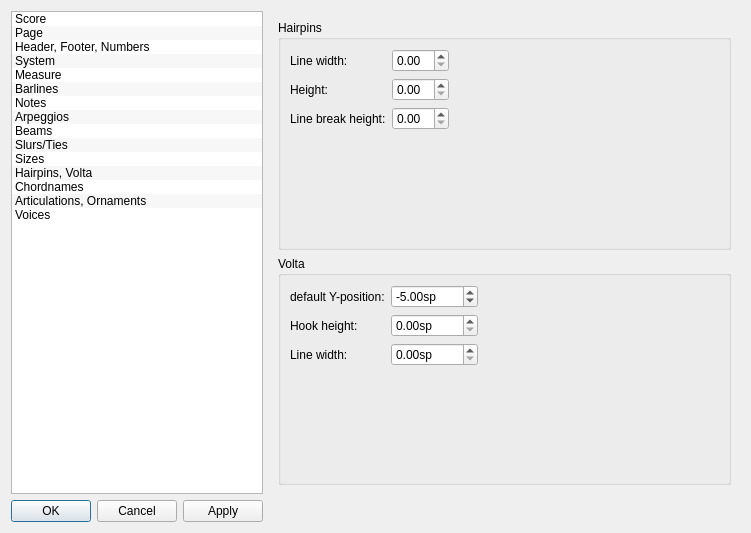
This is mscore/mscore/editstyle.ui in musescore/musescore-old as Qt 5 draws it before an edit. The edited form follows.
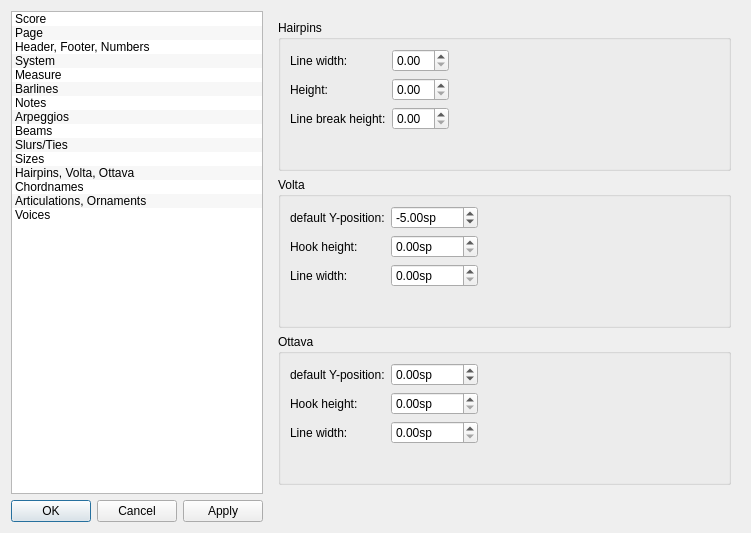
This is the edited form. Icons and pictures are not drawn.

Commit message: ottava style additions better ottava backward compatibility

The edit to the form file:
```diff
--- a/mscore/mscore/editstyle.ui
+++ b/mscore/mscore/editstyle.ui
@@ -94,7 +94,7 @@
      </item>
      <item>
       <property name="text">
-       <string>Hairpins, Volta</string>
+       <string>Hairpins, Volta, Ottava</string>
       </property>
      </item>
      <item>
@@ -2911,6 +2911,95 @@
          </layout>
         </widget>
        </item>
+       <item>
+        <widget class="QGroupBox" name="groupBox_16">
+         <property name="minimumSize">
+          <size>
+           <width>0</width>
+           <height>100</height>
+          </size>
+         </property>
+         <property name="title">
+          <string>Ottava</string>
+         </property>
+         <layout class="QGridLayout" name="gridLayout_12">
+          <item row="2" column="0">
+           <widget class="QLabel" name="label_88">
+            <property name="text">
+             <string>Line width:</string>
+            </property>
+           </widget>
+          </item>
+          <item row="0" column="1">
+           <widget class="QDoubleSpinBox" name="ottavaY">
+            <property name="suffix">
+             <string extracomment="spatium unit">sp</string>
+            </property>
+            <property name="minimum">
+             <double>-1000.000000000000000</double>
+            </property>
+            <property name="maximum">
+             <double>1000.000000000000000</double>
+            </property>
+           </widget>
+          </item>
+          <item row="0" column="2">
+           <spacer name="horizontalSpacer_6">
+            <property name="orientation">
+             <enum>Qt::Horizontal</enum>
+            </property>
+            <property name="sizeHint" stdset="0">
+             <size>
+              <width>40</width>
+              <height>20</height>
+             </size>
+            </property>
+           </spacer>
+          </item>
+          <item row="2" column="1">
+           <widget class="QDoubleSpinBox" name="ottavaLineWidth">
+            <property name="suffix">
+             <string extracomment="spatium unit">sp</string>
+            </property>
+           </widget>
+          </item>
+          <item row="1" column="0">
+           <widget class="QLabel" name="label_87">
+            <property name="text">
+             <string>Hook height:</string>
+            </property>
+           </widget>
+          </item>
+          <item row="1" column="1">
+           <widget class="QDoubleSpinBox" name="ottavaHook">
+            <property name="suffix">
+             <string extracomment="spatium unit">sp</string>
+            </property>
+           </widget>
+          </item>
+          <item row="0" column="0">
+           <widget class="QLabel" name="label_81">
+            <property name="text">
+             <string>default Y-position:</string>
+            </property>
+           </widget>
+          </item>
+          <item row="3" column="0">
+           <spacer name="verticalSpacer_14">
+            <property name="orientation">
+             <enum>Qt::Vertical</enum>
+            </property>
+            <property name="sizeHint" stdset="0">
+             <size>
+              <width>20</width>
+              <height>40</height>
+             </size>
+            </property>
+           </spacer>
+          </item>
+         </layout>
+        </widget>
+       </item>
       </layout>
      </widget>
      <widget class="QWidget" name="Seite_4">
```
The commit also changes 7 other files.
